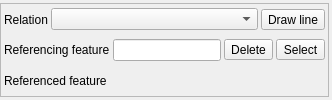
3nids/linkit, file ui/ui_linker.ui: the form before one commit.
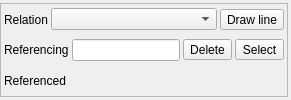
The form after the commit. Icons and pictures are not drawn. Custom widgets are drawn as their Qt base class.

```diff
--- a/ui/ui_linker.ui
+++ b/ui/ui_linker.ui
@@ -52,7 +52,7 @@
           <item>
            <widget class="QLabel" name="label_3">
             <property name="text">
-             <string>Referenced feature</string>
+             <string>Referenced</string>
             </property>
            </widget>
           </item>
@@ -84,7 +84,7 @@
           <item>
            <widget class="QLabel" name="label_2">
             <property name="text">
-             <string>Referencing feature</string>
+             <string>Referencing</string>
             </property>
            </widget>
           </item>
```
